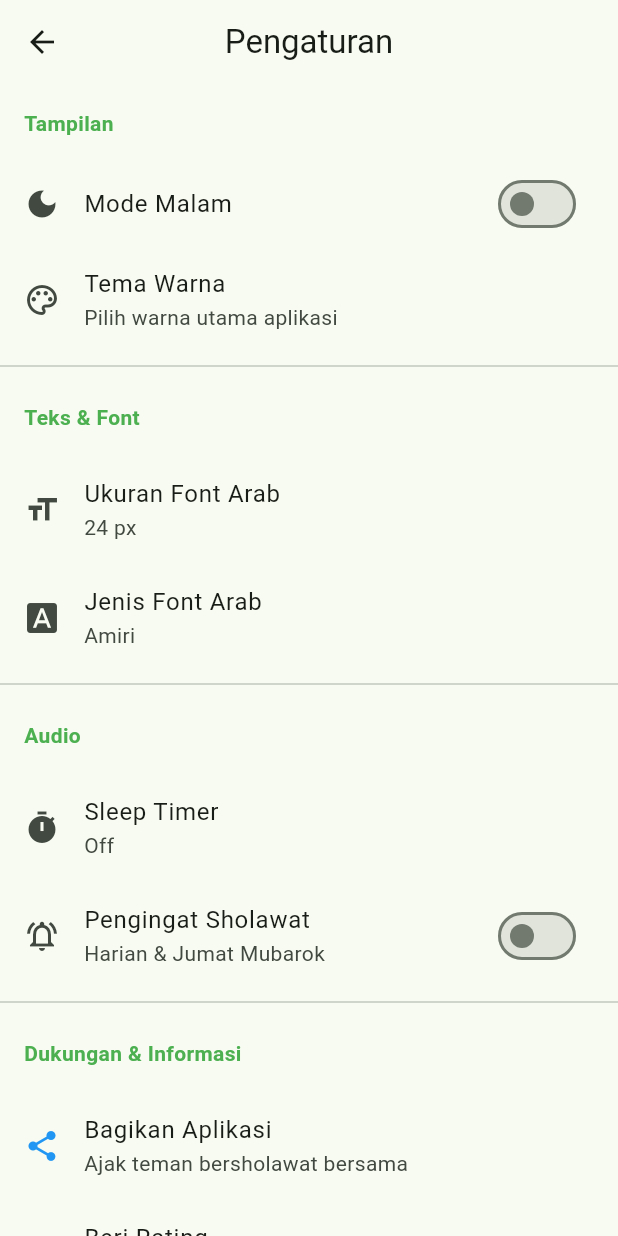
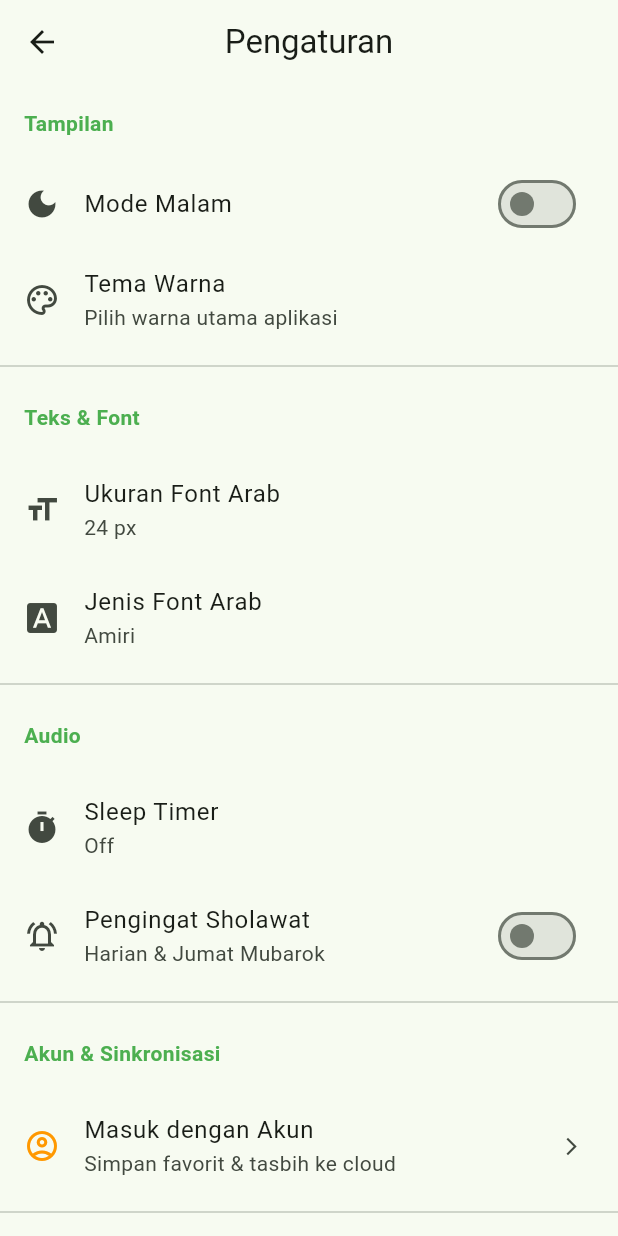
Before and after one commit to QiarraDev/kumpulan-sholawat-offline, a Flutter app: the screen it shows after launch, scrolled down 576 dp, after a tap on the "settings" icon, on a phone screen of 412 x 824 dp. Run offline on Flutter 3.47's test engine with Material 3 defaults, Android fonts, the phone set to English and light mode, and no system bars; our stand-ins replace device_info_plus, flutter_local_notifications, flutter_riverpod, google_fonts, google_mobile_ads, hive and 8 more; accounts and stored records are empty; network calls fail; statements that could not run were skipped.

Commit message:
feat: Integrate Supabase for user authentication, cloud sync of favorites, a global tasbih counter, and a community prayer wall.

```diff
--- /dev/null
+++ b/lib/providers/auth_provider.dart
@@ -0,0 +1,12 @@
+import 'package:flutter_riverpod/flutter_riverpod.dart';
+import 'package:supabase_flutter/supabase_flutter.dart';
+import '../services/supabase_service.dart';
+
+final authStateProvider = StreamProvider<AuthState>((ref) {
+  return SupabaseService.client.auth.onAuthStateChange;
+});
+
+final currentUserProvider = Provider<User?>((ref) {
+  final authState = ref.watch(authStateProvider).value;
+  return authState?.user ?? SupabaseService.client.auth.currentUser;
+});
--- a/lib/providers/sholawat_provider.dart
+++ b/lib/providers/sholawat_provider.dart
@@ -1,11 +1,24 @@
 import 'package:flutter_riverpod/flutter_riverpod.dart';
 import '../models/sholawat.dart';
 import '../services/local_data_service.dart';
+
+import '../services/supabase_service.dart';
 
 final localDataServiceProvider = Provider((ref) => LocalDataService());
 
 final sholawatListProvider = FutureProvider<List<Sholawat>>((ref) async {
   final service = ref.watch(localDataServiceProvider);
+
+  try {
+    // Coba ambil dari Supabase dulu (Feature 3)
+    final remoteData = await SupabaseService.fetchRemoteSholawat();
+    if (remoteData.isNotEmpty) {
+      return remoteData.map((e) => Sholawat.fromJson(e)).toList();
+    }
+  } catch (e) {
+    // Jika gagal (offine/tabel belum ada), pakai lokal
+  }
+
   return await service.loadSholawatFromJson();
 });
 
@@ -27,7 +40,17 @@ class FavoritesNotifier extends StateNotifier<List<int>> {
   }
 
   Future<void> toggleFavorite(int id) async {
+    final bool currentlyFav = _service.isFavorite(id);
     await _service.toggleFavorite(id);
     _loadFavorites();
+
+    // Sync ke Cloud (Feature 2)
+    try {
+      if (SupabaseService.currentUser != null) {
+        await SupabaseService.toggleCloudFavorite(id, !currentlyFav);
+      }
+    } catch (e) {
+      // Gagal sync cloud (offline), tidak apa-apa karena sudah tersimpan lokal
+    }
   }
 }
--- a/lib/screens/home_screen.dart
+++ b/lib/screens/home_screen.dart
@@ -12,6 +12,7 @@ import 'settings_screen.dart';
 import 'fadhilah_screen.dart';
 import 'doa_sebelum_screen.dart';
 import 'tasbih_screen.dart';
+import 'prayer_wall_screen.dart';
 import '../services/download_service.dart';
 import '../services/ad_service.dart';
 import 'package:google_mobile_ads/google_mobile_ads.dart';
@@ -180,6 +181,8 @@ class _HomeScreenState extends ConsumerState<HomeScreen> {
                         children: [
                           _buildDailyQuote(),
                           const SizedBox(height: 16),
+                          _buildJamiyyahCounter(),
+                          const SizedBox(height: 16),
                           GestureDetector(
                             onTap: () {
                               Navigator.push(
@@ -276,6 +279,19 @@ class _HomeScreenState extends ConsumerState<HomeScreen> {
                                 ),
                               ),
                             ],
+                          ),
+                          const SizedBox(height: 12),
+                          _buildInfoCard(
+                            title: 'Dinding Doa Komunitas',
+                            subtitle: 'Kirim doa dan saling mendoakan sesama jamaah',
+                            icon: Icons.chat_bubble_outline_rounded,
+                            colors: [const Color(0xFF004D40), const Color(0xFF00695C)],
+                            onTap: () {
+                              Navigator.push(
+                                context,
+                                MaterialPageRoute(builder: (context) => const PrayerWallScreen()),
+                              );
+                            },
                           ),
                         ],
                       ),
--- a/lib/screens/settings_screen.dart
+++ b/lib/screens/settings_screen.dart
@@ -4,6 +4,8 @@ import 'package:google_fonts/google_fonts.dart';
 import 'package:share_plus/share_plus.dart';
 import '../providers/settings_provider.dart';
 import '../services/notification_service.dart';
+import '../services/supabase_service.dart';
+import '../providers/auth_provider.dart';
 
 class SettingsScreen extends ConsumerWidget {
   const SettingsScreen({super.key});
@@ -110,6 +112,15 @@ class SettingsScreen extends ConsumerWidget {
               },
             ),
           ),
+          const Divider(),
+          const Padding(
+            padding: EdgeInsets.all(16.0),
+            child: Text(
+              'Akun & Sinkronisasi',
+              style: TextStyle(fontWeight: FontWeight.bold, color: Colors.green),
+            ),
+          ),
+          _buildAccountSection(context, ref),
           const Divider(),
           const Padding(
             padding: EdgeInsets.all(16.0),
@@ -405,4 +416,45 @@ class SettingsScreen extends ConsumerWidget {
       ),
     );
   }
+
+  Widget _buildAccountSection(BuildContext context, WidgetRef ref) {
+    final user = ref.watch(currentUserProvider);
+
+    if (user == null) {
+      return ListTile(
+        leading: const Icon(Icons.account_circle_outlined, color: Colors.orange),
+        title: const Text('Masuk dengan Akun'),
+        subtitle: const Text('Simpan favorit & tasbih ke cloud'),
+        trailing: const Icon(Icons.arrow_forward_ios, size: 14),
+        onTap: () async {
+          // Implement Login Logic
+          try {
+            await SupabaseService.signInWithGoogle();
+          } catch (e) {
+            if (context.mounted) {
+              ScaffoldMessenger.of(context).showSnackBar(
+                SnackBar(content: Text('Gagal masuk: $e')),
+              );
+            }
+          }
+        },
+      );
+    }
+
+    return ListTile(
+      leading: CircleAvatar(
+        radius: 15,
+        backgroundImage: user.userMetadata?['avatar_url'] != null
+          ? NetworkImage(user.userMetadata!['avatar_url'])
+          : null,
+        child: user.userMetadata?['avatar_url'] == null ? const Icon(Icons.person) : null,
+      ),
+      title: Text(user.userMetadata?['full_name'] ?? 'Pengguna Sholawat'),
+      subtitle: const Text('Akun terhubung • Cloud Sync aktif'),
+      trailing: IconButton(
+        icon: const Icon(Icons.logout, size: 20, color: Colors.red),
+        onPressed: () => SupabaseService.signOut(),
+      ),
+    );
+  }
 }
--- a/lib/screens/tasbih_screen.dart
+++ b/lib/screens/tasbih_screen.dart
@@ -7,6 +7,7 @@ import 'package:intl/intl.dart';
 import '../services/local_data_service.dart';
 import '../providers/sholawat_provider.dart';
 import '../providers/settings_provider.dart';
+import '../services/supabase_service.dart';
 
 class TasbihScreen extends ConsumerStatefulWidget {
   const TasbihScreen({super.key});
@@ -67,6 +68,10 @@ class _TasbihScreenState extends ConsumerState<TasbihScreen> with SingleTickerPr
     setState(() {
       _counter++;
       _totalCount++;
+
+      // Update Global Counter (Feature 1)
+      SupabaseService.incrementGlobalCounter();
+
       if (_counter >= _targets[_targetIndex]) {
         _counter = 0;
         HapticFeedback.heavyImpact();
--- a/lib/services/supabase_service.dart
+++ b/lib/services/supabase_service.dart
@@ -2,8 +2,8 @@ import 'package:flutter/foundation.dart';
 import 'package:supabase_flutter/supabase_flutter.dart';
 
 class SupabaseService {
-  static const String _url = 'YOUR_SUPABASE_URL';
-  static const String _anonKey = 'YOUR_SUPABASE_ANON_KEY';
+  static const String _url = 'https://hqndzmrkuexrxnzcxiel.supabase.co';
+  static const String _anonKey = 'sb_publishable__qGkkh6IQNOxgGfOB6t6nQ_YOaT5_YD';
 
   static Future<void> init() async {
     await Supabase.initialize(
```
Also changed, not shown: lib/screens/prayer_wall_screen.dart (added, +126 -0 lines).
